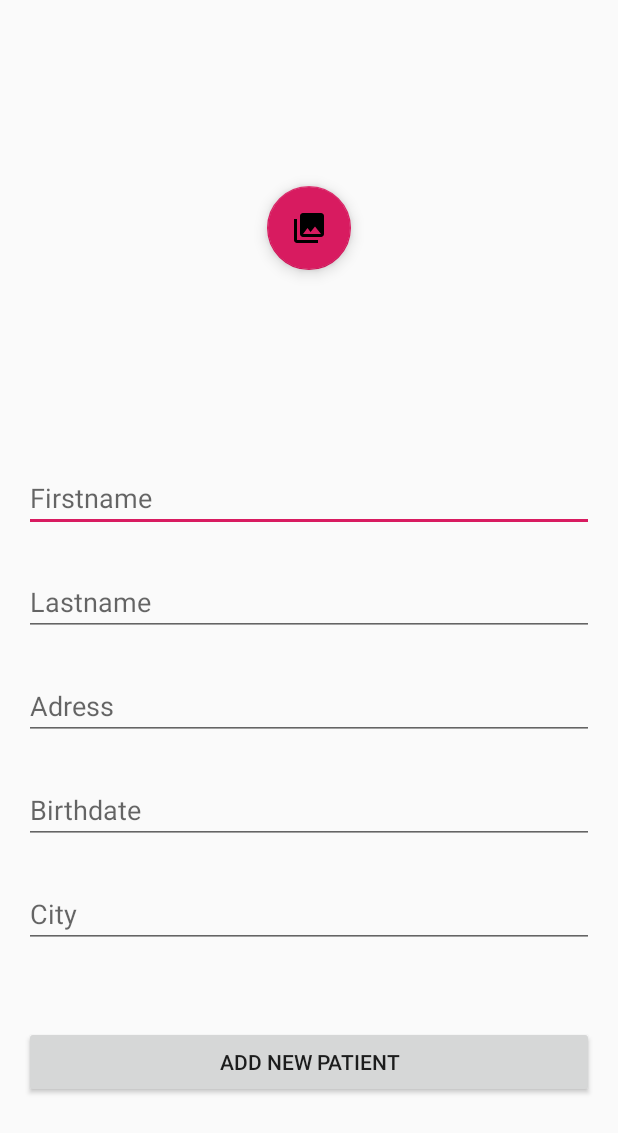
After one commit to alexgrb/PatientIndex, an Android app: the layout fragment_adduser.xml on its own in the app's theme, with its tools: preview values and no code run, on a phone screen of 412 x 824 dp. The commit adds this screen. Shown: the top 1133 px of the screen. Run offline under Robolectric (Android 15) with nearby library versions, the phone set to English and light mode, and no system bars.

```diff
--- a/app/src/main/java/ch/hevs/alexpira/ui/gallery/GalleryFragment.java
+++ b/app/src/main/java/ch/hevs/alexpira/ui/gallery/GalleryFragment.java
@@ -4,7 +4,6 @@
 import android.view.LayoutInflater;
 import android.view.View;
 import android.view.ViewGroup;
-import android.widget.TextView;
 
 import androidx.annotation.Nullable;
 import androidx.annotation.NonNull;
@@ -23,7 +22,7 @@
                              ViewGroup container, Bundle savedInstanceState) {
         galleryViewModel =
                 ViewModelProviders.of(this).get(GalleryViewModel.class);
-        View root = inflater.inflate(R.layout.fragment_gallery, container, false);
+        View root = inflater.inflate(R.layout.fragment_adduser, container, false);
         //final TextView textView = root.findViewById(R.id.text_gallery);
         galleryViewModel.getText().observe(this, new Observer<String>() {
             @Override
--- a/app/src/main/java/ch/hevs/alexpira/ui/send/SendFragment.java
+++ b/app/src/main/java/ch/hevs/alexpira/ui/send/SendFragment.java
@@ -23,11 +23,11 @@
         sendViewModel =
                 ViewModelProviders.of(this).get(SendViewModel.class);
         View root = inflater.inflate(R.layout.fragment_send, container, false);
-        final TextView textView = root.findViewById(R.id.text_send);
+        //final TextView textView = root.findViewById(R.id.text_send);
         sendViewModel.getText().observe(this, new Observer<String>() {
             @Override
             public void onChanged(@Nullable String s) {
-                textView.setText(s);
+             //   textView.setText(s);
             }
         });
         return root;
--- /dev/null
+++ b/app/src/main/res/layout/fragment_adduser.xml
@@ -0,0 +1,88 @@
+<?xml version="1.0" encoding="utf-8"?>
+<androidx.constraintlayout.widget.ConstraintLayout xmlns:android="http://schemas.android.com/apk/res/android"
+    xmlns:app="http://schemas.android.com/apk/res-auto"
+    xmlns:tools="http://schemas.android.com/tools"
+    android:layout_width="match_parent"
+    android:layout_height="match_parent"
+    android:orientation="vertical"
+    android:paddingLeft="16dp"
+    android:paddingRight="16dp"
+    android:layout_marginBottom="32dp">
+
+
+    <EditText
+        android:id="@+id/et_firstname"
+        android:layout_width="match_parent"
+        android:layout_height="wrap_content"
+        android:layout_marginBottom="24dp"
+        android:hint="@string/firstName"
+        app:layout_constraintBottom_toTopOf="@+id/et_lastname"
+        app:layout_constraintEnd_toEndOf="parent"
+        app:layout_constraintHorizontal_bias="1.0"
+        app:layout_constraintStart_toStartOf="parent" />
+
+    <EditText
+        android:id="@+id/et_lastname"
+        android:layout_width="match_parent"
+        android:layout_height="wrap_content"
+        android:layout_marginBottom="24dp"
+        android:hint="@string/lastName"
+        app:layout_constraintBottom_toTopOf="@+id/et_address"
+        app:layout_constraintEnd_toEndOf="parent"
+        app:layout_constraintStart_toStartOf="parent" />
+
+    <EditText
+        android:id="@+id/et_address"
+        android:layout_width="match_parent"
+        android:layout_height="wrap_content"
+        android:layout_marginBottom="24dp"
+        android:hint="@string/address"
+        app:layout_constraintBottom_toTopOf="@+id/et_birthdate"
+        app:layout_constraintEnd_toEndOf="parent"
+        app:layout_constraintStart_toStartOf="parent" />
+
+    <EditText
+        android:id="@+id/et_city"
+        android:layout_width="match_parent"
+        android:layout_height="wrap_content"
+        android:layout_marginBottom="52dp"
+        android:hint="@string/city"
+        app:layout_constraintBottom_toTopOf="@+id/btn_submit"
+        app:layout_constraintEnd_toEndOf="parent"
+        app:layout_constraintStart_toStartOf="parent" />
+
+    <EditText
+        android:id="@+id/et_birthdate"
+        android:layout_width="match_parent"
+        android:layout_height="wrap_content"
+        android:layout_marginBottom="24dp"
+        android:hint="@string/birthdate"
+        app:layout_constraintBottom_toTopOf="@+id/et_city"
+        app:layout_constraintEnd_toEndOf="parent"
+        app:layout_constraintStart_toStartOf="parent" />
+
+    <Button
+        android:id="@+id/btn_submit"
+        android:layout_width="match_parent"
+        android:layout_height="wrap_content"
+        android:layout_marginBottom="60dp"
+        android:text="@string/submitPatient"
+        app:layout_constraintBottom_toBottomOf="parent"
+        app:layout_constraintEnd_toEndOf="parent"
+        app:layout_constraintStart_toStartOf="parent" />
+
+    <com.google.android.material.floatingactionbutton.FloatingActionButton
+        android:id="@+id/floatingActionButton"
+        android:layout_width="wrap_content"
+        android:layout_height="wrap_content"
+        android:layout_marginTop="24dp"
+        android:layout_marginBottom="30dp"
+        android:clickable="true"
+        app:layout_constraintBottom_toTopOf="@+id/et_firstname"
+        app:layout_constraintEnd_toEndOf="parent"
+        app:layout_constraintStart_toStartOf="parent"
+        app:layout_constraintTop_toTopOf="parent"
+        app:srcCompat="@drawable/ic_menu_gallery" />
+
+
+</androidx.constraintlayout.widget.ConstraintLayout>
--- a/app/src/main/res/navigation/mobile_navigation.xml
+++ b/app/src/main/res/navigation/mobile_navigation.xml
@@ -15,7 +15,7 @@
         android:id="@+id/nav_gallery"
         android:name="ch.hevs.alexpira.ui.gallery.GalleryFragment"
         android:label="@string/menu_gallery"
-        tools:layout="@layout/fragment_gallery" />
+        tools:layout="@layout/fragment_adduser" />
 
     <fragment
         android:id="@+id/nav_slideshow"
```
Also changed, not shown: app/src/main/res/layout/fragment_displayuser.xml (renamed from app/src/main/res/layout/fragment_gallery.xml, +37 -27 lines), app/src/main/res/layout/fragment_send.xml (+66 -9 lines).
